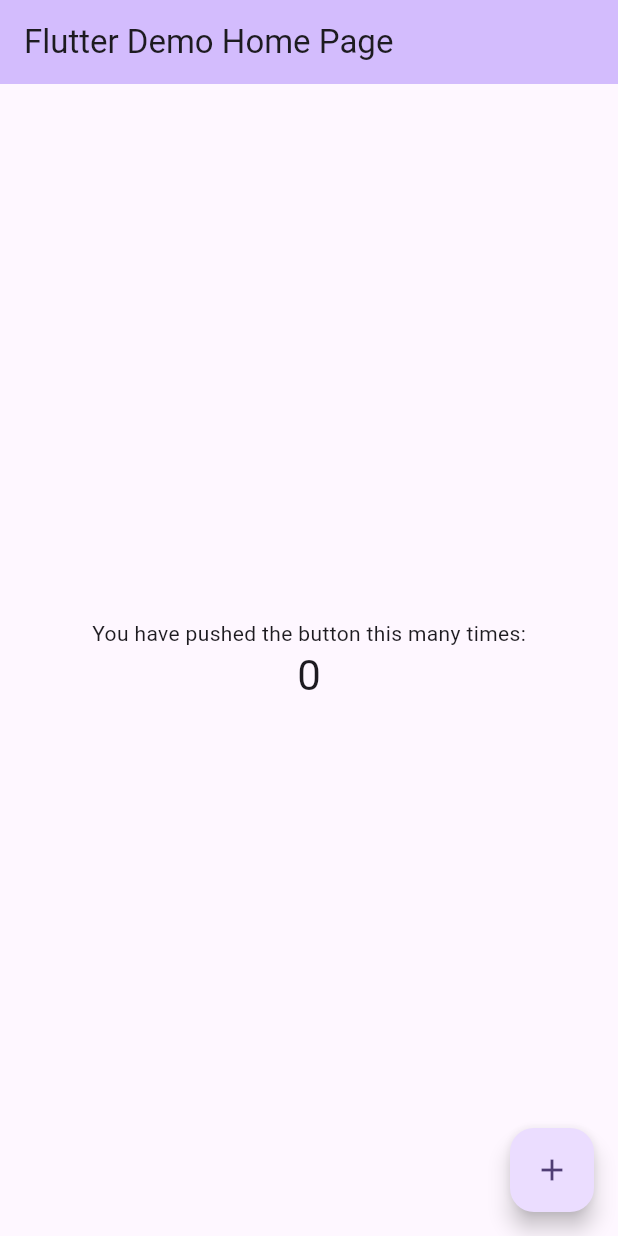
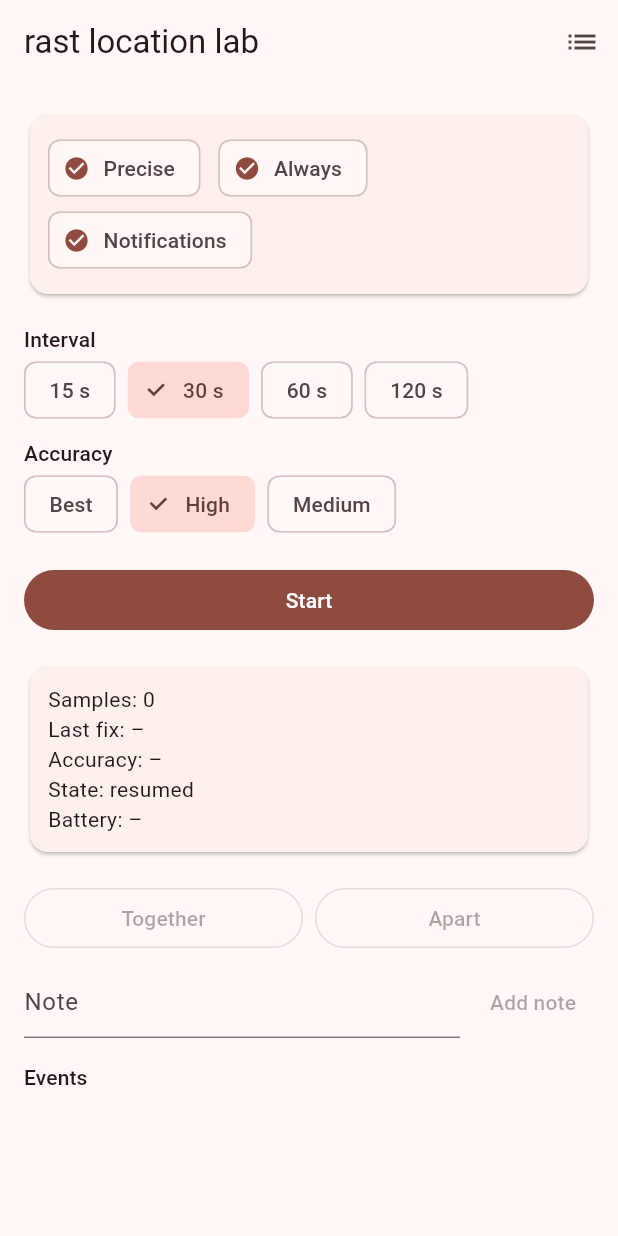
Before and after one commit to erenmeren/rast, a Flutter app: the screen it shows after launch, on a phone screen of 412 x 824 dp. Run offline on Flutter 3.47's test engine with Material 3 defaults, Android fonts, the phone set to English and light mode, and no system bars; our stand-ins replace battery_plus, device_info_plus, flutter_riverpod, flutter_svg, geolocator, go_router and 4 more; missing offline and left inert: ntp; accounts and stored records are empty.

Commit message:
feat(lab): home and sessions screens
Co-Authored-By: Claude Fable 5.1 <noreply@anthropic.com>

```diff
--- /dev/null
+++ b/labs/location_lab/lib/home_page.dart
@@ -0,0 +1,271 @@
+import 'package:flutter/material.dart';
+import 'package:flutter_riverpod/flutter_riverpod.dart';
+
+import 'lab_store.dart';
+import 'models.dart';
+import 'permissions.dart';
+import 'providers.dart';
+import 'sampler.dart';
+
+const intervalOptions = [15, 30, 60, 120];
+
+class HomePage extends ConsumerStatefulWidget {
+  const HomePage({super.key});
+
+  @override
+  ConsumerState<HomePage> createState() => _HomePageState();
+}
+
+class _HomePageState extends ConsumerState<HomePage> {
+  int _intervalS = 30;
+  RequestedAccuracy _accuracy = RequestedAccuracy.high;
+  PermissionSnapshot? _permissions;
+  final _note = TextEditingController();
+
+  @override
+  void initState() {
+    super.initState();
+    _refreshPermissions();
+  }
+
+  @override
+  void dispose() {
+    _note.dispose();
+    super.dispose();
+  }
+
+  Future<void> _refreshPermissions() async {
+    final snap = await ref.read(permissionFlowProvider).snapshot();
+    if (mounted) setState(() => _permissions = snap);
+  }
+
+  Future<void> _fixPermission(Sampler sampler) async {
+    final item = await ref.read(permissionFlowProvider).requestNextMissing();
+    if (item != null) await sampler.logEvent(EventKind.permission, 'requested ${item.name}');
+    await _refreshPermissions();
+  }
+
+  @override
+  Widget build(BuildContext context) {
+    final sampler = ref.watch(samplerProvider);
+    return Scaffold(
+      appBar: AppBar(
+        title: const Text('rast location lab'),
+        actions: [
+          IconButton(
+            icon: const Icon(Icons.list),
+            tooltip: 'Sessions',
+            onPressed: () => Navigator.of(context).pushNamed('/sessions'),
+          ),
+        ],
+      ),
+      body: sampler.when(
+        loading: () => const Center(child: CircularProgressIndicator()),
+        error: (e, _) => Center(child: Text('Store failed: $e')),
+        data: (s) => ListenableBuilder(
+          listenable: s,
+          builder: (context, _) => _body(context, s),
+        ),
+      ),
+    );
+  }
+
+  Widget _body(BuildContext context, Sampler sampler) {
+    final status = sampler.status;
+    final store = ref.watch(labStoreProvider).value;
+    return ListView(
+      padding: const EdgeInsets.all(16),
+      children: [
+        _permissionRow(sampler),
+        const SizedBox(height: 16),
+        Text('Interval', style: Theme.of(context).textTheme.labelLarge),
+        Wrap(
+          spacing: 8,
+          children: [
+            for (final s in intervalOptions)
+              ChoiceChip(
+                label: Text('$s s'),
+                selected: _intervalS == s,
+                onSelected: status.running ? null : (_) => setState(() => _intervalS = s),
+              ),
+          ],
+        ),
+        const SizedBox(height: 8),
+        Text('Accuracy', style: Theme.of(context).textTheme.labelLarge),
+        Wrap(
+          spacing: 8,
+          children: [
+            for (final a in RequestedAccuracy.values)
+              ChoiceChip(
+                label: Text(_accuracyLabel(a)),
+                selected: _accuracy == a,
+                onSelected: status.running ? null : (_) => setState(() => _accuracy = a),
+              ),
+          ],
+        ),
+        const SizedBox(height: 16),
+        FilledButton(
+          onPressed: () => status.running
+              ? sampler.stop()
+              : sampler.start(SamplerConfig(intervalS: _intervalS, accuracy: _accuracy)),
+          child: Text(status.running ? 'Stop' : 'Start'),
+        ),
+        const SizedBox(height: 16),
+        _livePanel(status),
+        const SizedBox(height: 16),
+        Row(
+          children: [
+            Expanded(
+              child: OutlinedButton(
+                onPressed: status.running ? () => sampler.marker('together') : null,
+                child: const Text('Together'),
+              ),
+            ),
+            const SizedBox(width: 8),
+            Expanded(
+              child: OutlinedButton(
+                onPressed: status.running ? () => sampler.marker('apart') : null,
+                child: const Text('Apart'),
+              ),
+            ),
+          ],
+        ),
+        const SizedBox(height: 8),
+        Row(
+          children: [
+            Expanded(
+              child: TextField(
+                controller: _note,
+                decoration: const InputDecoration(hintText: 'Note'),
+              ),
+            ),
+            const SizedBox(width: 8),
+            TextButton(
+              onPressed: status.running
+                  ? () {
+                      final text = _note.text.trim();
+                      if (text.isEmpty) return;
+                      sampler.note(text);
+                      _note.clear();
+                    }
+                  : null,
+              child: const Text('Add note'),
+            ),
+          ],
+        ),
+        const SizedBox(height: 16),
+        Text('Events', style: Theme.of(context).textTheme.labelLarge),
+        if (store != null && status.sessionId != null)
+          _EventFeed(store: store, sessionId: status.sessionId!, revision: status.eventRevision),
+      ],
+    );
+  }
+
+  Widget _permissionRow(Sampler sampler) {
+    final snap = _permissions;
+    if (snap == null) return const SizedBox.shrink();
+    return Card(
+      child: Padding(
+        padding: const EdgeInsets.all(12),
+        child: Row(
+          children: [
+            Expanded(
+              child: Wrap(
+                spacing: 12,
+                children: [
+                  for (final item in PermissionItem.values)
+                    Chip(
+                      avatar: Icon(
+                        snap.granted[item] == true ? Icons.check_circle : Icons.cancel,
+                        size: 18,
+                      ),
+                      label: Text(_permissionLabel(item)),
+                    ),
+                ],
+              ),
+            ),
+            if (!snap.allGranted)
+              FilledButton.tonal(
+                onPressed: () => _fixPermission(sampler),
+                child: const Text('Fix'),
+              ),
+          ],
+        ),
+      ),
+    );
+  }
+
+  Widget _livePanel(SamplerStatus status) {
+    final lastFix = status.lastFixUtcMs;
+    final age = lastFix == null
+        ? '–'
+        : '${((DateTime.now().toUtc().millisecondsSinceEpoch - lastFix) / 1000).round()} s ago';
+    final acc = status.lastAccuracyM;
+    return Card(
+      child: Padding(
+        padding: const EdgeInsets.all(12),
+        child: Column(
+          crossAxisAlignment: CrossAxisAlignment.start,
+          children: [
+            Text('Samples: ${status.sampleCount}'),
+            Text('Last fix: $age'),
+            Text('Accuracy: ${acc == null ? '–' : '${acc.round()} m'}'),
+            Text('State: ${status.lifecycle.name}'),
+            Text('Battery: ${status.batteryPct == null ? '–' : '${status.batteryPct}%'}'),
+            if (status.lastWriteError != null)
+              Text('Write error: ${status.lastWriteError}',
+                  style: TextStyle(color: Theme.of(context).colorScheme.error)),
+          ],
+        ),
+      ),
+    );
+  }
+}
+
+String _accuracyLabel(RequestedAccuracy a) => switch (a) {
+      RequestedAccuracy.best => 'Best',
+      RequestedAccuracy.high => 'High',
+      RequestedAccuracy.medium => 'Medium',
+    };
+
+String _permissionLabel(PermissionItem item) => switch (item) {
+      PermissionItem.fineLocation => 'Precise',
+      PermissionItem.backgroundLocation => 'Always',
+      PermissionItem.notifications => 'Notifications',
+    };
+
+class _EventFeed extends StatelessWidget {
+  const _EventFeed({required this.store, required this.sessionId, required this.revision});
+
+  final LabStore store;
+  final String sessionId;
+  final int revision;
+
+  @override
+  Widget build(BuildContext context) {
+    return FutureBuilder<List<LabEvent>>(
+      key: ValueKey('$sessionId-$revision'),
+      future: store.events(sessionId),
+      builder: (context, snap) {
+        final events = snap.data ?? const [];
+        final recent = events.length > 20 ? events.sublist(events.length - 20) : events;
+        return Column(
+          crossAxisAlignment: CrossAxisAlignment.start,
+          children: [
+            for (final e in recent.reversed)
+              Text(
+                '${_time(e.timeUtcMs)}  ${e.kind.wire}: ${e.detail}',
+                style: Theme.of(context).textTheme.bodySmall,
+              ),
+          ],
+        );
+      },
+    );
+  }
+
+  String _time(int ms) {
+    final t = DateTime.fromMillisecondsSinceEpoch(ms, isUtc: true).toLocal();
+    String two(int n) => n.toString().padLeft(2, '0');
+    return '${two(t.hour)}:${two(t.minute)}:${two(t.second)}';
+  }
+}
--- a/labs/location_lab/lib/main.dart
+++ b/labs/location_lab/lib/main.dart
@@ -1,122 +1,81 @@
 import 'package:flutter/material.dart';
+import 'package:flutter_riverpod/flutter_riverpod.dart';
+
+import 'home_page.dart';
+import 'models.dart';
+import 'providers.dart';
+import 'sampler.dart';
+import 'sessions_page.dart';
 
 void main() {
-  runApp(const MyApp());
+  WidgetsFlutterBinding.ensureInitialized();
+  runApp(const ProviderScope(child: LabApp()));
 }
 
-class MyApp extends StatelessWidget {
-  const MyApp({super.key});
+class LabApp extends StatelessWidget {
+  const LabApp({super.key});
 
-  // This widget is the root of your application.
   @override
   Widget build(BuildContext context) {
     return MaterialApp(
-      title: 'Flutter Demo',
-      theme: ThemeData(
-        // This is the theme of your application.
-        //
-        // TRY THIS: Try running your application with "flutter run". You'll see
-        // the application has a purple toolbar. Then, without quitting the app,
-        // try changing the seedColor in the colorScheme below to Colors.green
-        // and then invoke "hot reload" (save your changes or press the "hot
-        // reload" button in a Flutter-supported IDE, or press "r" if you used
-        // the command line to start the app).
-        //
-        // Notice that the counter didn't reset back to zero; the application
-        // state is not lost during the reload. To reset the state, use hot
-        // restart instead.
-        //
-        // This works for code too, not just values: Most code changes can be
-        // tested with just a hot reload.
-        colorScheme: .fromSeed(seedColor: Colors.deepPurple),
-      ),
-      home: const MyHomePage(title: 'Flutter Demo Home Page'),
+      title: 'rast location lab',
+      theme: ThemeData(colorSchemeSeed: const Color(0xFFFA634F), useMaterial3: true),
+      routes: {
+        '/': (_) => const _LifecycleBridge(child: HomePage()),
+        '/sessions': (_) => const SessionsPage(),
+      },
     );
   }
 }
 
-class MyHomePage extends StatefulWidget {
-  const MyHomePage({super.key, required this.title});
+/// Forwards app lifecycle changes to the sampler and resumes an open session
+/// once the store is ready.
+class _LifecycleBridge extends ConsumerStatefulWidget {
+  const _LifecycleBridge({required this.child});
 
-  // This widget is the home page of your application. It is stateful, meaning
-  // that it has a State object (defined below) that contains fields that affect
-  // how it looks.
-
-  // This class is the configuration for the state. It holds the values (in this
-  // case the title) provided by the parent (in this case the App widget) and
-  // used by the build method of the State. Fields in a Widget subclass are
-  // always marked "final".
-
-  final String title;
+  final Widget child;
 
   @override
-  State<MyHomePage> createState() => _MyHomePageState();
+  ConsumerState<_LifecycleBridge> createState() => _LifecycleBridgeState();
 }
 
-class _MyHomePageState extends State<MyHomePage> {
-  int _counter = 0;
+class _LifecycleBridgeState extends ConsumerState<_LifecycleBridge>
+    with WidgetsBindingObserver {
+  Sampler? _sampler;
+  bool _resumed = false;
 
-  void _incrementCounter() {
-    setState(() {
-      // This call to setState tells the Flutter framework that something has
-      // changed in this State, which causes it to rerun the build method below
-      // so that the display can reflect the updated values. If we changed
-      // _counter without calling setState(), then the build method would not be
-      // called again, and so nothing would appear to happen.
-      _counter++;
+  @override
+  void initState() {
+    super.initState();
+    WidgetsBinding.instance.addObserver(this);
+  }
+
+  @override
+  void dispose() {
+    WidgetsBinding.instance.removeObserver(this);
+    super.dispose();
+  }
+
+  @override
+  void didChangeAppLifecycleState(AppLifecycleState state) {
+    _sampler?.onLifecycle(switch (state) {
+      AppLifecycleState.resumed => Lifecycle.resumed,
+      AppLifecycleState.inactive => Lifecycle.inactive,
+      AppLifecycleState.paused => Lifecycle.paused,
+      AppLifecycleState.hidden => Lifecycle.hidden,
+      AppLifecycleState.detached => Lifecycle.detached,
     });
   }
 
   @override
   Widget build(BuildContext context) {
-    // This method is rerun every time setState is called, for instance as done
-    // by the _incrementCounter method above.
-    //
-    // The Flutter framework has been optimized to make rerunning build methods
-    // fast, so that you can just rebuild anything that needs updating rather
-    // than having to individually change instances of widgets.
-    return Scaffold(
-      appBar: AppBar(
-        // TRY THIS: Try changing the color here to a specific color (to
-        // Colors.amber, perhaps?) and trigger a hot reload to see the AppBar
-        // change color while the other colors stay the same.
-        backgroundColor: Theme.of(context).colorScheme.inversePrimary,
-        // Here we take the value from the MyHomePage object that was created by
-        // the App.build method, and use it to set our appbar title.
-        title: Text(widget.title),
-      ),
-      body: Center(
-        // Center is a layout widget. It takes a single child and positions it
-        // in the middle of the parent.
-        child: Column(
-          // Column is also a layout widget. It takes a list of children and
-          // arranges them vertically. By default, it sizes itself to fit its
-          // children horizontally, and tries to be as tall as its parent.
-          //
-          // Column has various properties to control how it sizes itself and
-          // how it positions its children. Here we use mainAxisAlignment to
-          // center the children vertically; the main axis here is the vertical
-          // axis because Columns are vertical (the cross axis would be
-          // horizontal).
-          //
-          // TRY THIS: Invoke "debug painting" (choose the "Toggle Debug Paint"
-          // action in the IDE, or press "p" in the console), to see the
-          // wireframe for each widget.
-          mainAxisAlignment: .center,
-          children: [
-            const Text('You have pushed the button this many times:'),
-            Text(
-              '$_counter',
-              style: Theme.of(context).textTheme.headlineMedium,
-            ),
-          ],
-        ),
-      ),
-      floatingActionButton: FloatingActionButton(
-        onPressed: _incrementCounter,
-        tooltip: 'Increment',
-        child: const Icon(Icons.add),
-      ),
-    );
+    ref.listen(samplerProvider, (_, next) {
+      final sampler = next.value;
+      if (sampler == null || _resumed) return;
+      _sampler = sampler;
+      _resumed = true;
+      sampler.resumeIfOpen();
+    });
+    return widget.child;
   }
 }
--- a/labs/location_lab/lib/sampler.dart
+++ b/labs/location_lab/lib/sampler.dart
@@ -27,6 +27,8 @@ class SamplerStatus {
     this.lastAccuracyM,
     this.lifecycle = Lifecycle.resumed,
     this.batteryPct,
+    this.eventRevision = 0,
+    this.lastWriteError,
   });
 
   final bool running;
@@ -37,6 +39,12 @@ class SamplerStatus {
   final Lifecycle lifecycle;
   final int? batteryPct;
 
+  /// Increments on every stored event; the UI uses it to refresh the feed.
+  final int eventRevision;
+
+  /// Last storage failure, shown on the home screen so dropped rows are visible.
+  final String? lastWriteError;
+
   SamplerStatus copyWith({
     bool? running,
     String? sessionId,
@@ -46,6 +54,8 @@ class SamplerStatus {
     double? lastAccuracyM,
     Lifecycle? lifecycle,
     int? batteryPct,
+    int? eventRevision,
+    String? lastWriteError,
   }) =>
       SamplerStatus(
         running: running ?? this.running,
@@ -55,6 +65,8 @@ class SamplerStatus {
         lastAccuracyM: lastAccuracyM ?? this.lastAccuracyM,
         lifecycle: lifecycle ?? this.lifecycle,
         batteryPct: batteryPct ?? this.batteryPct,
+        eventRevision: eventRevision ?? this.eventRevision,
+        lastWriteError: lastWriteError ?? this.lastWriteError,
       );
 }
 
@@ -87,12 +99,12 @@ class Sampler extends ChangeNotifier {
   int _nextSeq = 0;
   (int, BatteryStateLabel)? _batteryCache;
   DateTime? _batteryReadAt;
-  Future<void> _writes = Future.value();
+  Future<void>? _writes;
 
   int get _nowMs => _now().millisecondsSinceEpoch;
 
   /// Completes when every queued sample and event write has landed.
-  Future<void> flush() => _writes;
+  Future<void> flush() => _writes ?? Future<void>.value();
 
   Future<void> start(SamplerConfig config) async {
     if (_status.running) return;
@@ -130,6 +142,7 @@ class Sampler extends ChangeNotifier {
       cancelOnError: false,
     );
     _status = _status.copyWith(running: true);
+    notifyListeners();
     await logEvent(EventKind.stream, 'started');
   }
 
@@ -137,7 +150,7 @@ class Sampler extends ChangeNotifier {
     if (!_status.running) return;
     await _sub?.cancel();
     _sub = null;
-    await _writes;
+    await flush();
     await logEvent(EventKind.stream, 'stopped');
     final id = _status.sessionId;
     if (id != null) await _store.endSession(id, _nowMs);
@@ -216,13 +229,21 @@ class Sampler extends ChangeNotifier {
   /// Returns the future of this job only, so a job may log an event without
   /// waiting on itself.
   Future<void> _enqueue(Future<void> Function() job) {
-    final next = _writes.then((_) => job());
-    _writes = next.catchError((_) {});
+    // The chain head is created on first use so it belongs to the zone the
+    // sampler runs in, not the zone it was constructed in.
+    final next = (_writes ?? Future<void>.value()).then((_) => job());
+    _writes = next.catchError((Object e, StackTrace st) {
+      debugPrint('lab store write failed: $e\n$st');
+      _status = _status.copyWith(lastWriteError: e.toString());
+      notifyListeners();
+    });
     return next;
   }
 
-  Future<void> _write(LabEvent e) =>
-      _enqueue(() => _store.insertEvent(e)).then((_) => notifyListeners());
+  Future<void> _write(LabEvent e) => _enqueue(() => _store.insertEvent(e)).then((_) {
+        _status = _status.copyWith(eventRevision: _status.eventRevision + 1);
+        notifyListeners();
+      });
 
   @override
   void dispose() {
```
Also changed, not shown: labs/location_lab/lib/lab_store.dart (+33 -5 lines), labs/location_lab/lib/sessions_page.dart (added, +92 -0 lines), 2 other files.
